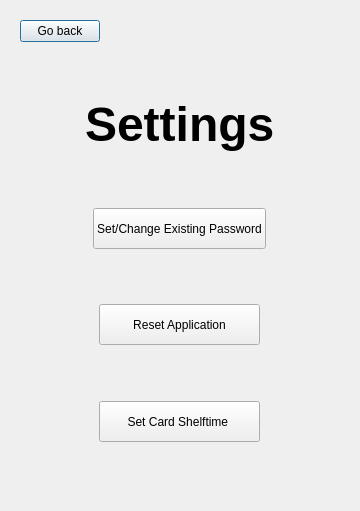
Before: the Qt Designer form settings1.ui in danysigha/Clipboard-Manager, drawn with Qt 5.
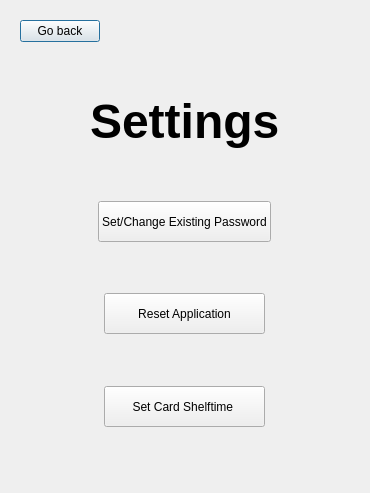
After: the same form once the commit is applied.

```diff
--- a/settings1.ui
+++ b/settings1.ui
@@ -6,8 +6,8 @@
    <rect>
     <x>0</x>
     <y>0</y>
-    <width>360</width>
-    <height>511</height>
+    <width>370</width>
+    <height>493</height>
    </rect>
   </property>
   <property name="windowTitle">
```
